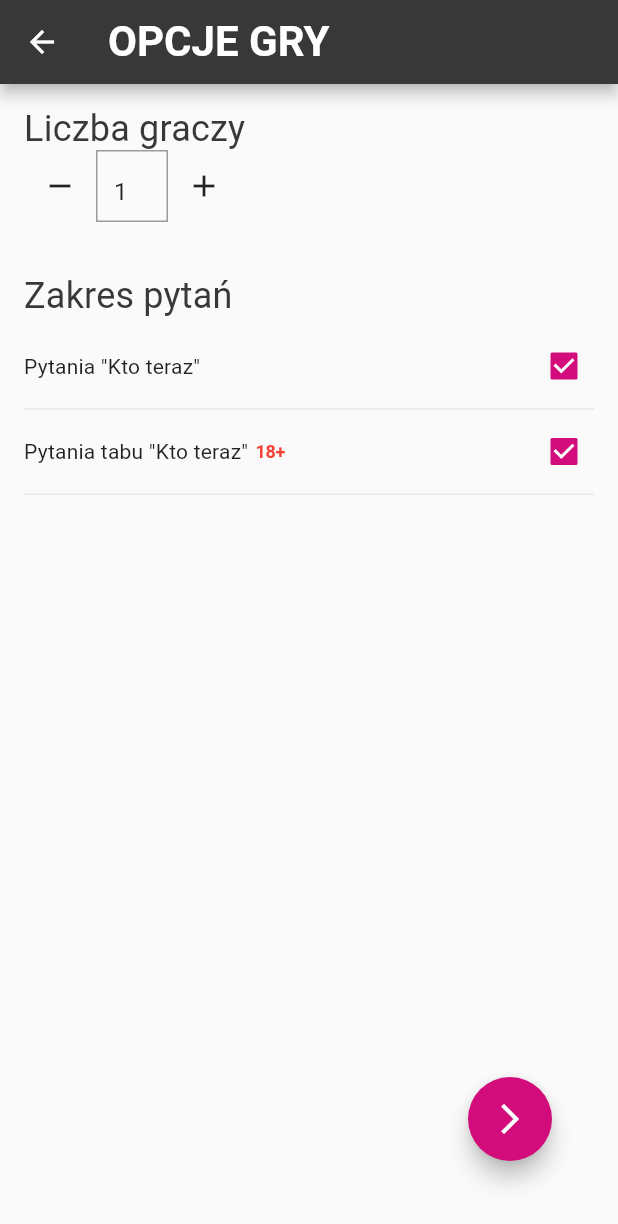
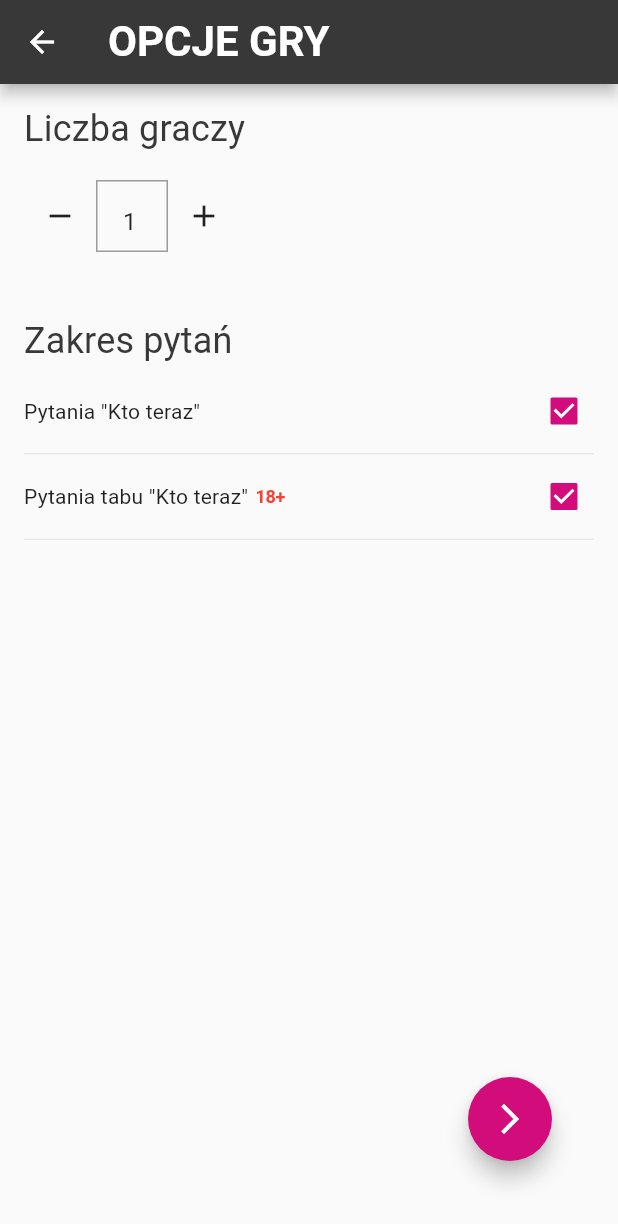
Before and after one commit to VengelStudio/kto-teraz, a Flutter app: the GameOptionsPage screen opened directly, after a tap on the "remove" icon, on a phone screen of 412 x 824 dp. Shown: the top 1224 px of the screen. Run offline on Flutter 3.47's test engine with Material 2 defaults, Android fonts, the phone set to English and light mode, and no system bars; our stand-ins replace flutter_fortune_wheel, flutter_svg, google_fonts; missing offline and left inert: flutter_picker; Roboto replaces fonts that are missing (Oxygen, Signika).

Commit message:
Improve spacings between picker

```diff
--- a/lib/views/game_options_page.dart
+++ b/lib/views/game_options_page.dart
@@ -84,23 +84,16 @@ class _GameOptionsPageState extends State<GameOptionsPage> {
                         ],
                       ),
                       Row(
+                        children: [SizedBox(height: 20)],
+                      ),
+                      Row(
                         children: [
-                          // TextButton(
-                          //     child: Text(
-                          //       gameOptions.numberOfPeople.toString(),
-                          //       style: TextStyle(
-                          //         fontSize: 38.0,
-                          //         decoration: TextDecoration.underline,
-                          //         color: Color(0xffD30C7B),
-                          //       ),
-                          //     ),
-                          //     onPressed: () => showPickerNumber(context)),
                           NumberPicker(
                               onChanged: (value) =>
                                   handlePlayerCountChange(value)),
                         ],
                       ),
-                      SizedBox(height: 30),
+                      SizedBox(height: 40),
                     ],
                   ),
                 ),
--- a/lib/widgets/number_picker.dart
+++ b/lib/widgets/number_picker.dart
@@ -81,9 +81,14 @@ class _NumberPickerState extends State<NumberPicker> {
           Container(
             width: 48,
             child: TextField(
+                textAlign: TextAlign.center,
                 controller: textFieldController,
                 decoration: InputDecoration(
+                  fillColor: Colors.green,
+                  focusColor: Colors.green,
                   border: OutlineInputBorder(
+                      borderRadius: BorderRadius.all(Radius.zero)),
+                  focusedBorder: OutlineInputBorder(
                       borderRadius: BorderRadius.all(Radius.zero)),
                 ),
                 readOnly: true),
```
